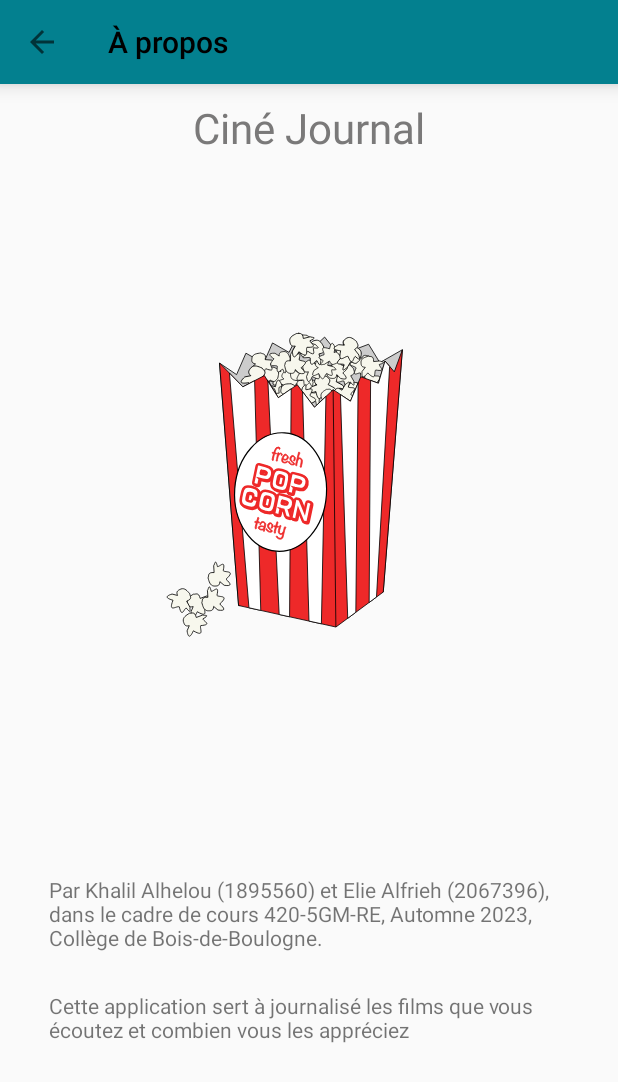
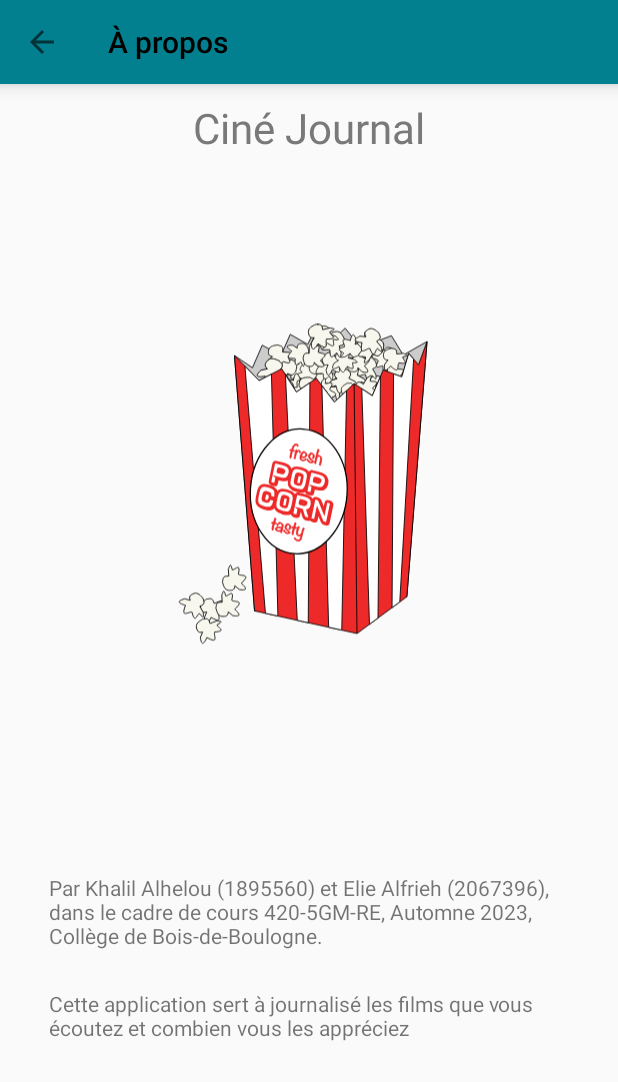
Before and after one commit to Eliefrh/cineJournal, an Android app: the screen it shows after launch (APropos), in the options menu, after a tap on "À propos", on a phone screen of 412 x 824 dp. Shown: the top 1082 px of the screen. Run offline under Robolectric (Android 15) with nearby library versions, the phone set to English and light mode, and no system bars; our stand-ins replace Room's generated code.

Commit message:
regler quelques erreurs

```diff
--- a/app/src/main/java/com/example/cinejournal/alfriehalhelou/AjouterEditerFilm.kt
+++ b/app/src/main/java/com/example/cinejournal/alfriehalhelou/AjouterEditerFilm.kt
@@ -1,7 +1,6 @@
 package com.example.cinejournal.alfriehalhelou
 
 import android.app.Activity
-import android.content.Context
 import android.content.Intent
 import android.net.Uri
 import androidx.appcompat.app.AppCompatActivity
@@ -78,6 +77,7 @@ class AjouterEditerFilm : AppCompatActivity() {
         boutonSauvegarder = findViewById(R.id.buttonSauvegarder)
 
 
+
         val selectionPhoto =
             registerForActivityResult(ActivityResultContracts.PickVisualMedia()) { uri: Uri? ->
                 if (uri != null) {
@@ -108,10 +108,9 @@ class AjouterEditerFilm : AppCompatActivity() {
 
         }
 
-        //database = AppDatabase.getDatabase(this).FilmDao()
+        // Récupération de l'ID du film (s'il s'agit d'une édition)
         val intent = intent
         val filmId = intent.getIntExtra("FILM_ID", -1)
-        val anneeFilm = film?.annee?.toString() ?: ""
 
         if (filmId != -1) {
             // Si l'ID du film est valide, c'est une édition
--- a/app/src/main/java/com/example/cinejournal/alfriehalhelou/ListeDeFilms.kt
+++ b/app/src/main/java/com/example/cinejournal/alfriehalhelou/ListeDeFilms.kt
@@ -16,7 +16,6 @@ import kotlinx.coroutines.launch
 import kotlinx.coroutines.withContext
 
 class ListeDeFilms : AppCompatActivity() {
-    lateinit var films: Film
 
     lateinit var recyclerView: RecyclerView
     lateinit var adapteur: FilmAdapteur
@@ -33,19 +32,15 @@ class ListeDeFilms : AppCompatActivity() {
         var titre: TextView = findViewById(R.id.mes_films)
         titre.text = "Mes films"
 
-        var tri: TextView = findViewById(R.id.tri)
-        //tri.text = "Trier par ${}"
 
-
-        val recycleThread = (lifecycleScope.launch {
+        lifecycleScope.launch {
             recyclerView = findViewById(R.id.listeFilms)
             val database: AppDatabase = AppDatabase.getDatabase(applicationContext)
             var liste = database.FilmDao().getAll()
             adapteur = FilmAdapteur(applicationContext, ListeDeFilms(), liste)
             recyclerView.adapter = adapteur
 
-        })
-
+        }
 
         var ajouter: Button = findViewById(R.id.ajouter)
         ajouter.setOnClickListener()
@@ -53,8 +48,6 @@ class ListeDeFilms : AppCompatActivity() {
             val intent = Intent(this, AjouterEditerFilm::class.java)
             startActivity(intent)
         }
-
-
     }
 
     override fun onCreateOptionsMenu(menu: Menu?): Boolean {
@@ -92,7 +85,7 @@ class ListeDeFilms : AppCompatActivity() {
                             AppDatabase.getDatabase(applicationContext)
                         database.FilmDao().trierParTitre()
                     }
-                    adapteur.mettreAJour(filmsTries) // Mettre à jour la liste de films
+                    adapteur.mettreAJour(filmsTries)
                 }
             }
 
@@ -103,7 +96,7 @@ class ListeDeFilms : AppCompatActivity() {
                             AppDatabase.getDatabase(applicationContext)
                         database.FilmDao().trierParNote()
                     }
-                    adapteur.mettreAJour(filmsTries) // Mettre à jour la liste de films
+                    adapteur.mettreAJour(filmsTries)
                 }
             }
 
@@ -114,7 +107,7 @@ class ListeDeFilms : AppCompatActivity() {
                             AppDatabase.getDatabase(applicationContext)
                         database.FilmDao().trierParAnnee()
                     }
-                    adapteur.mettreAJour(filmsTries) // Mettre à jour la liste de films
+                    adapteur.mettreAJour(filmsTries)
                 }
             }
         }
@@ -127,4 +120,5 @@ class ListeDeFilms : AppCompatActivity() {
 
         database.FilmDao().deleteAllData()
     }
+
 }
--- a/app/src/main/res/layout/activite_apropos.xml
+++ b/app/src/main/res/layout/activite_apropos.xml
@@ -34,11 +34,11 @@
 
     <ImageView
         android:id="@+id/imageViewCine"
-        android:layout_width="339dp"
-        android:layout_height="431dp"
+        android:layout_width="357dp"
+        android:layout_height="430dp"
         android:layout_marginEnd="30dp"
         app:layout_constraintEnd_toEndOf="parent"
-        app:layout_constraintHorizontal_bias="0.498"
+        app:layout_constraintHorizontal_bias="1.0"
         app:layout_constraintStart_toStartOf="parent"
         app:layout_constraintTop_toBottomOf="@+id/textViewDescription"
         app:srcCompat="@drawable/icon_foreground" />
```
